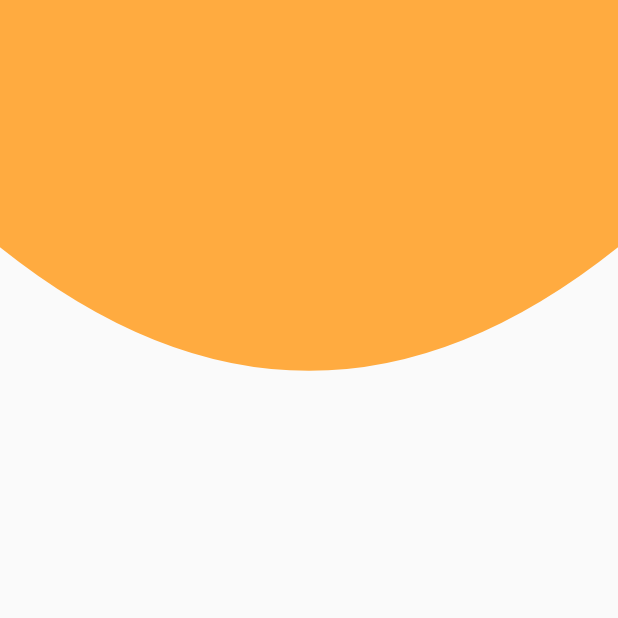
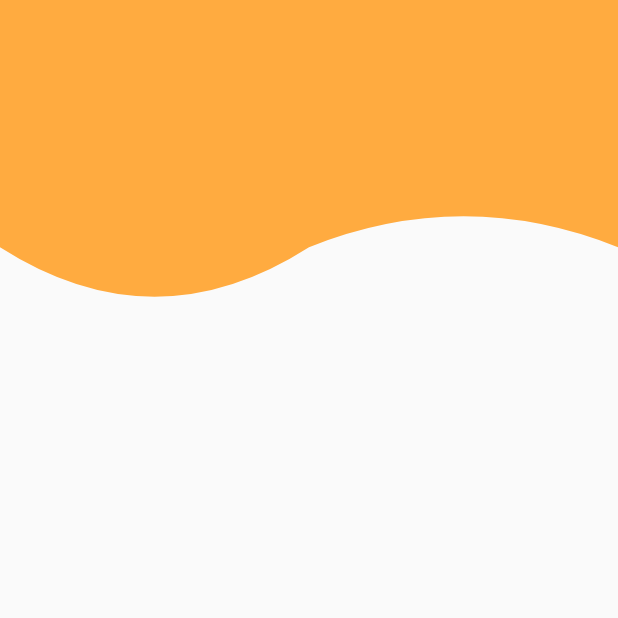
Before and after one commit to Marisabel-Condori/animaciones-flutter, a Flutter app: the screen it shows after launch, on a phone screen of 412 x 824 dp, the top half of it. Run offline on Flutter 3.47's test engine with Material 2 defaults, Android fonts, the phone set to English and light mode, and no system bars.

Commit message:
header ola

```diff
--- a/lib/pages/header_page.dart
+++ b/lib/pages/header_page.dart
@@ -7,7 +7,7 @@ class HeadersPage extends StatelessWidget {
   @override
   Widget build(BuildContext context) {
     return Scaffold(
-      body: HeaderCurvaWidget()
+      body: HeaderWaveWidget()
     );
   }
 }
--- a/lib/widgets/header_widget.dart
+++ b/lib/widgets/header_widget.dart
@@ -198,9 +198,45 @@ class _HeaderCurvaPainter extends CustomPainter {
     path.quadraticBezierTo(size.width * 0.5, size.height * 0.4, size.width, size.height * 0.2);
     path.lineTo(size.width, 0);
 
-
     canvas.drawPath(path, lapiz);
   }
   @override
   bool shouldRepaint(_HeaderCurvaPainter oldDelegate) => true;
 }
+
+//*************************************************** */
+class HeaderWaveWidget extends StatelessWidget {
+
+  @override
+  Widget build(BuildContext context) {
+    return Container(
+      height: double.infinity,
+      width: double.infinity,
+      child: CustomPaint(
+        painter: _HeaderWavePainter(),
+      )
+    );
+  }
+}
+class _HeaderWavePainter extends CustomPainter {
+
+  @override
+  void paint(Canvas canvas, Size size) {
+    final lapiz = new Paint();
+    // propiedades
+    lapiz.color = Colors.orangeAccent;
+    lapiz.strokeWidth = 20.0;
+    lapiz.style = PaintingStyle.fill;
+
+    final path = new Path();
+    //dibujar con el lapiz y el path
+    path.lineTo(0, size.height * 0.2);
+    path.quadraticBezierTo(size.width * 0.25, size.height * 0.28, size.width * 0.5, size.height * 0.2);
+    path.quadraticBezierTo(size.width * 0.75, size.height * 0.15, size.width, size.height * 0.2);
+    path.lineTo(size.width, 0);
+
+    canvas.drawPath(path, lapiz);
+  }
+  @override
+  bool shouldRepaint(_HeaderWavePainter oldDelegate) => true;
+}
```
